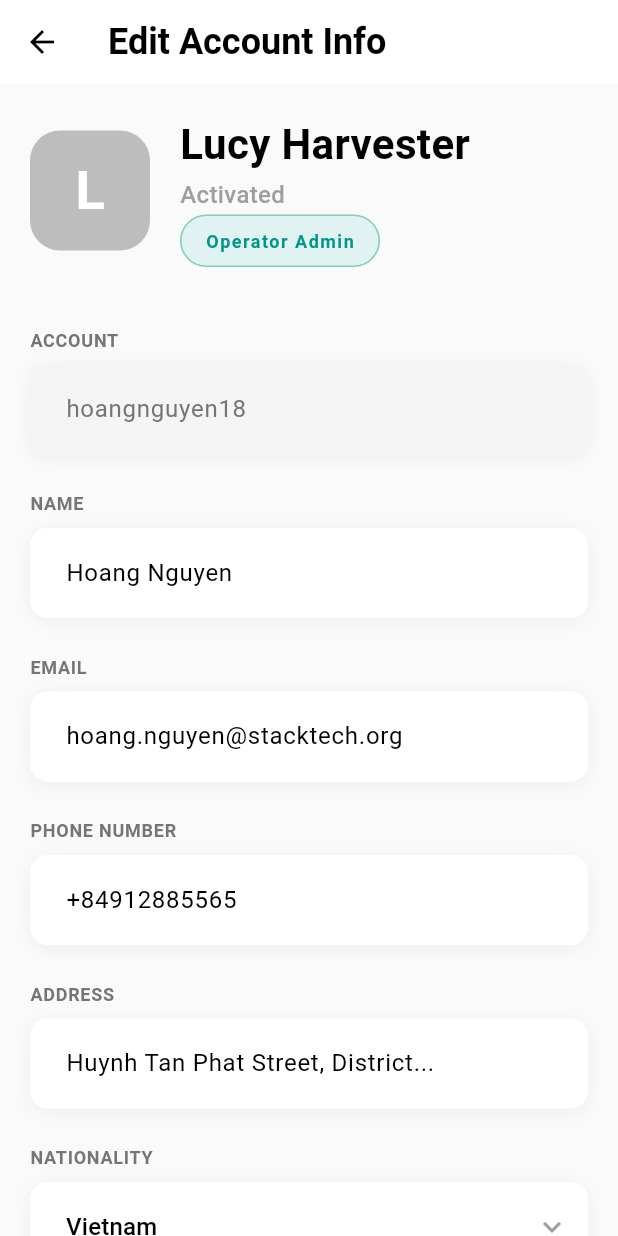
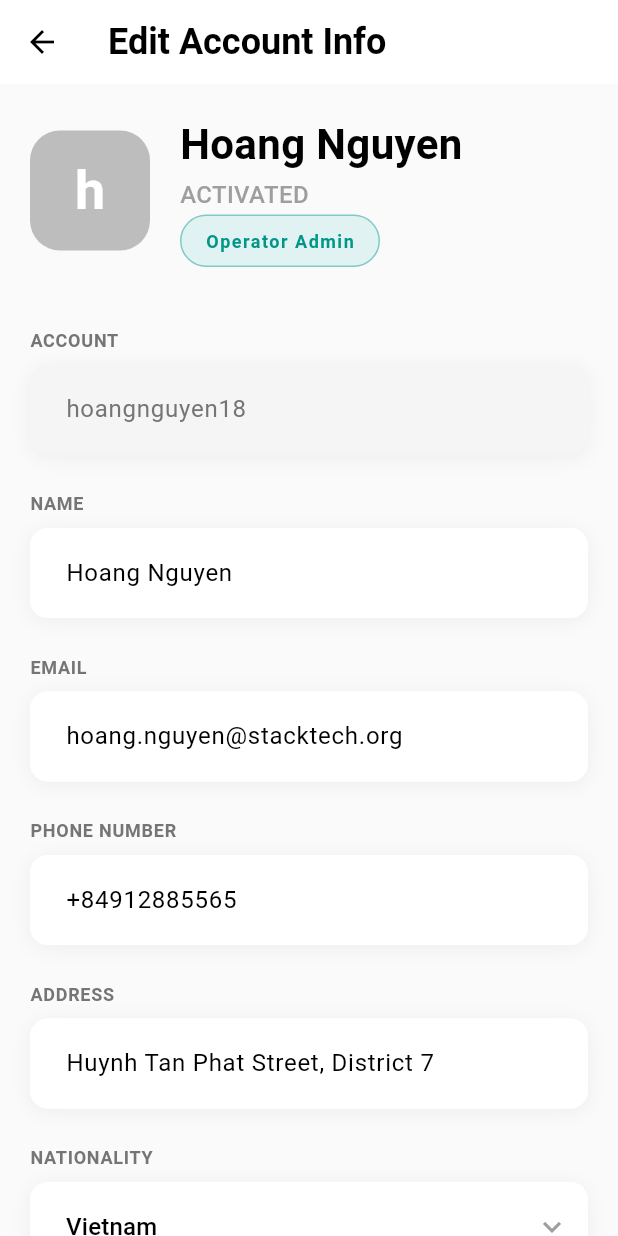
Before and after one commit to DiiKhanh/learn-flutter, a Flutter app: the EditProfileScreen screen opened directly, on a phone screen of 412 x 824 dp. Run offline on Flutter 3.47's test engine with Material 3 defaults, Android fonts, the phone set to English and light mode, and no system bars; our stand-ins replace equatable, flutter_bloc.

Commit message:
feat: edit profile

```diff
--- /dev/null
+++ b/devtools_options.yaml
@@ -0,0 +1,3 @@
+description: This file stores settings for Dart & Flutter DevTools.
+documentation: https://docs.flutter.dev/tools/devtools/extensions#configure-extension-enablement-states
+extensions:
--- a/lib/cubits/login_cubit.dart
+++ b/lib/cubits/login_cubit.dart
@@ -9,7 +9,7 @@ class LoginCubit extends Cubit<LoginState> {
 
     await Future.delayed(const Duration(seconds: 2));
 
-    if (email == 'test@example.com' && password == 'password') {
+    if (email == '1' && password == '1') {
       emit(LoginSuccess());
     } else {
       emit(LoginFailure('Invalid credentials'));
--- a/lib/screens/edit_profile_screen.dart
+++ b/lib/screens/edit_profile_screen.dart
@@ -1,4 +1,6 @@
 import 'package:flutter/material.dart';
+import 'package:flutter_bloc/flutter_bloc.dart';
+import 'package:my_app/cubits/profile_cubit.dart';
 import 'package:my_app/widgets/avatar.dart';
 import 'package:my_app/widgets/tag.dart';
 
@@ -12,16 +14,12 @@ class EditProfileScreen extends StatefulWidget {
 class _EditProfileScreenState extends State<EditProfileScreen> {
   final _formKey = GlobalKey<FormState>();
 
-  // Controllers for form fields
-  final _accountController = TextEditingController(text: 'hoangnguyen18');
-  final _nameController = TextEditingController(text: 'Hoang Nguyen');
-  final _emailController = TextEditingController(
-    text: 'hoang.nguyen@stacktech.org',
-  );
-  final _phoneController = TextEditingController(text: '+84912885565');
-  final _addressController = TextEditingController(
-    text: 'Huynh Tan Phat Street, District...',
-  );
+  late final TextEditingController _accountController;
+  late final TextEditingController _nameController;
+  late final TextEditingController _emailController;
+  late final TextEditingController _phoneController;
+  late final TextEditingController _addressController;
+  // late final TextEditingController _selectedNationality;
 
   String _selectedNationality = 'Vietnam';
   final List<String> _nationalities = [
@@ -31,6 +29,19 @@ class _EditProfileScreenState extends State<EditProfileScreen> {
     'Japan',
     'Other',
   ];
+
+  @override
+  void initState() {
+    super.initState();
+    _accountController = TextEditingController();
+    _nameController = TextEditingController();
+    _emailController = TextEditingController();
+    _phoneController = TextEditingController();
+    _addressController = TextEditingController();
+    // _selectedNationality = TextEditingController();
+
+    context.read<ProfileCubit>().loadProfile();
+  }
 
   @override
   void dispose() {
@@ -62,7 +73,35 @@ class _EditProfileScreenState extends State<EditProfileScreen> {
           onPressed: () => Navigator.pop(context),
         ),
       ),
-      body: SingleChildScrollView(
+      body: BlocConsumer<ProfileCubit, ProfileState>(
+        listener: (context, state) {
+          if (state is EditProfileError) {
+            ScaffoldMessenger.of(context).showSnackBar(
+              SnackBar(
+                content: Text(state.message),
+                backgroundColor: Colors.red,
+              ),
+            );
+          } else if (state is EditProfileUpdated) {
+            ScaffoldMessenger.of(context).showSnackBar(
+              SnackBar(
+                content: Text(state.message),
+                backgroundColor: Colors.green,
+              ),
+            );
+          } else if (state is ProfileLoaded) {
+            _accountController.text = state.username;
+            _nameController.text = state.name;
+            _emailController.text = state.email;
+            _phoneController.text = state.phone;
+            _addressController.text = state.address;
+          }
+        },
+        builder: (context, state) {
+          if (state is EditProfileLoading || state is ProfileLoading) {
+            return const Center(child: CircularProgressIndicator());
+          } else if (state is ProfileLoaded) {
+            return SingleChildScrollView(
               padding: const EdgeInsets.all(20),
               child: Form(
                 key: _formKey,
@@ -72,16 +111,15 @@ class _EditProfileScreenState extends State<EditProfileScreen> {
                     // Profile Header
                     Row(
                       children: [
-                  // Avatar with edit icon
-                  const Avatar(text: 'L'),
+                        Avatar(text: state.username.substring(0, 1)),
                         const SizedBox(width: 20),
                         // Name and Status
                         Expanded(
                           child: Column(
                             crossAxisAlignment: CrossAxisAlignment.start,
                             children: [
-                        const Text(
-                          'Lucy Harvester',
+                              Text(
+                                state.name,
                                 style: TextStyle(
                                   fontSize: 28,
                                   fontWeight: FontWeight.bold,
@@ -93,8 +131,8 @@ class _EditProfileScreenState extends State<EditProfileScreen> {
                                   horizontal: 0,
                                   vertical: 2,
                                 ),
-                          child: const Text(
-                            'Activated',
+                                child: Text(
+                                  state.active.name.toUpperCase(),
                                   style: TextStyle(
                                     fontSize: 16,
                                     color: Colors.grey,
@@ -102,7 +140,7 @@ class _EditProfileScreenState extends State<EditProfileScreen> {
                                   ),
                                 ),
                               ),
-                        const TagWidget(text: 'Operator Admin'),
+                              TagWidget(text: state.role),
                             ],
                           ),
                         ),
@@ -176,8 +214,13 @@ class _EditProfileScreenState extends State<EditProfileScreen> {
                       child: ElevatedButton(
                         onPressed: () {
                           if (_formKey.currentState!.validate()) {
-                      // Handle update profile
-                      _updateProfile();
+                            context.read<ProfileCubit>().updateProfile(
+                              name: _nameController.text,
+                              email: _emailController.text,
+                              phone: _phoneController.text,
+                              address: _addressController.text,
+                              nationality: _selectedNationality,
+                            );
                           }
                         },
                         style: ElevatedButton.styleFrom(
@@ -201,6 +244,10 @@ class _EditProfileScreenState extends State<EditProfileScreen> {
                   ],
                 ),
               ),
+            );
+          }
+          return const Center(child: CircularProgressIndicator());
+        },
       ),
     );
   }
@@ -311,22 +358,10 @@ class _EditProfileScreenState extends State<EditProfileScreen> {
             }).toList(),
         onChanged: (String? newValue) {
           if (newValue != null) {
-            setState(() {
             _selectedNationality = newValue;
-            });
           }
         },
       ),
     );
   }
-
-  void _updateProfile() {
-    // Handle the profile update logic here
-    ScaffoldMessenger.of(context).showSnackBar(
-      const SnackBar(
-        content: Text('Profile updated successfully!'),
-        backgroundColor: Colors.green,
-      ),
-    );
 }
-}
--- a/lib/screens/login_screen.dart
+++ b/lib/screens/login_screen.dart
@@ -1,7 +1,7 @@
 import 'package:flutter/material.dart';
 import 'package:flutter_bloc/flutter_bloc.dart';
+import 'package:my_app/configs/navigation.dart';
 import 'package:my_app/cubits/login_cubit.dart';
-import 'package:my_app/screens/profile_screen.dart';
 
 class LoginScreen extends StatefulWidget {
   const LoginScreen({super.key});
@@ -35,9 +35,7 @@ class _LoginScreenState extends State<LoginScreen> {
         body: BlocConsumer<LoginCubit, LoginState>(
           listener: (context, state) {
             if (state is LoginSuccess) {
-              Navigator.of(
-                context,
-              ).push(MaterialPageRoute(builder: (_) => const ProfilePage()));
+              Navigator.of(context).pushNamed(Navigation.profileScreen);
             } else if (state is LoginFailure) {
               ScaffoldMessenger.of(
                 context,
```
Also changed, not shown: lib/configs/navigation.dart (added, +9 -0 lines), lib/cubits/profile_cubit.dart (+65 -0 lines), lib/main.dart (+31 -21 lines), lib/screens/profile_screen.dart (+29 -18 lines). Lines whose indentation alone changed are shown as unchanged.
